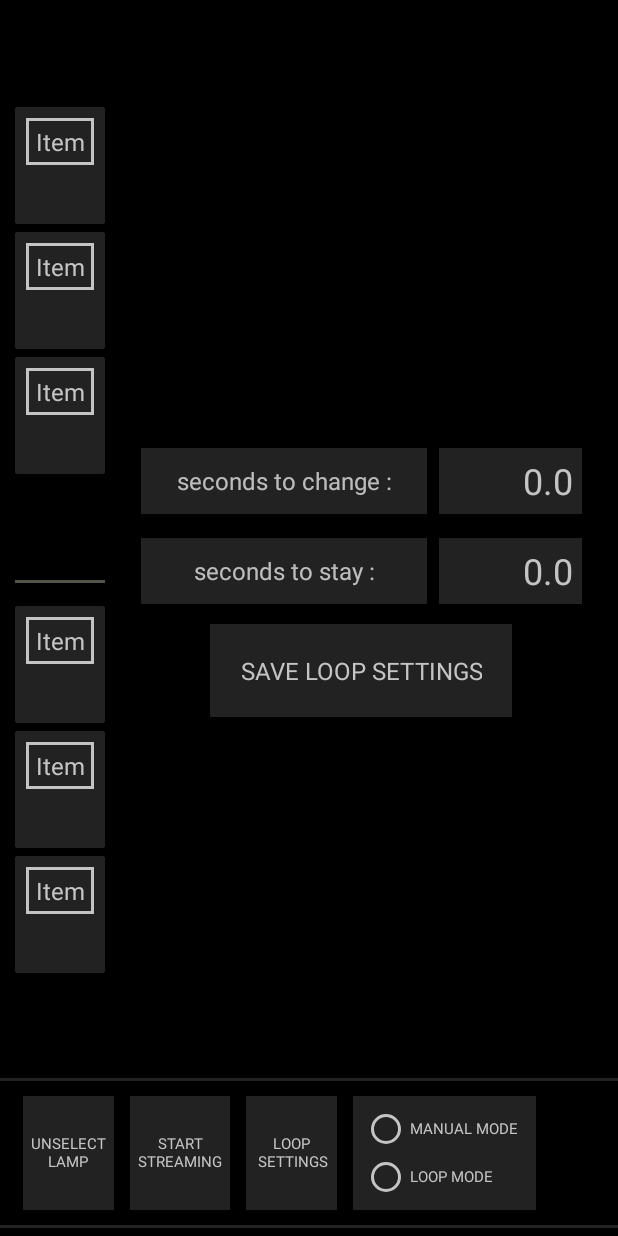
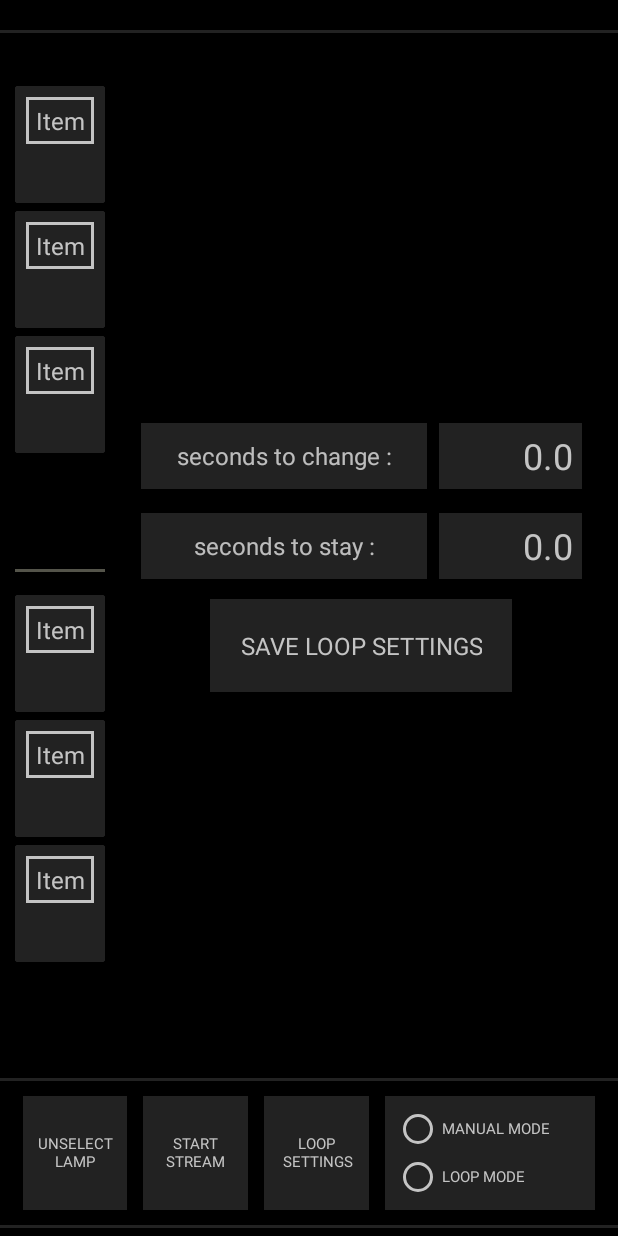
Before and after one commit to meuta/Dipolia, an Android app: the layout activity_local_mode.xml on its own in the app's theme, with its tools: preview values and no code run, on a phone screen of 412 x 824 dp. Run offline under Robolectric (Android 15) with nearby library versions, the phone set to English and light mode, and no system bars; network calls fail.

Commit message:
Optimised UI

```diff
--- a/app/src/main/res/layout/activity_local_mode.xml
+++ b/app/src/main/res/layout/activity_local_mode.xml
@@ -18,24 +18,18 @@
         android:orientation="vertical"
         tools:context=".activities.MainActivity">
 
-        <com.google.android.material.appbar.AppBarLayout
-            android:id="@+id/app_bar_layout"
+        <View
+            android:id="@+id/superior_divider"
             android:layout_width="match_parent"
-            android:layout_height="wrap_content"
-            android:theme="@style/AppTheme.AppBarOverlay"
+            android:layout_height="@dimen/view_buttons_divider_height"
+            android:background="@color/gray"
+            android:layout_marginVertical="20dp"
             app:layout_constraintBottom_toTopOf="@+id/rv_dipol_item_list"
             app:layout_constraintEnd_toEndOf="parent"
             app:layout_constraintStart_toStartOf="parent"
-            app:layout_constraintTop_toTopOf="parent">
+            app:layout_constraintTop_toTopOf="parent"
+            />
 
-            <androidx.appcompat.widget.Toolbar
-                android:id="@+id/toolbar_local_mode_activity"
-                android:layout_width="match_parent"
-                android:layout_height="?attr/actionBarSize"
-                android:background="@color/black"
-                app:popupTheme="@style/AppTheme.PopupOverlay"
-                app:titleTextColor="@color/colorHighlighted" />
-        </com.google.android.material.appbar.AppBarLayout>
 
 
         <androidx.recyclerview.widget.RecyclerView
@@ -48,7 +42,7 @@
             app:layout_constraintBottom_toTopOf="@+id/recycler_views_divider"
             app:layout_constraintEnd_toStartOf="@id/current_lamp_layout"
             app:layout_constraintStart_toStartOf="parent"
-            app:layout_constraintTop_toBottomOf="@+id/app_bar_layout"
+            app:layout_constraintTop_toBottomOf="@+id/superior_divider"
             app:layout_constraintVertical_chainStyle="spread_inside"
             tools:listitem="@layout/item_dipol" />
 
@@ -85,7 +79,7 @@
             app:layout_constraintBottom_toTopOf="@id/view_buttons_divider"
             app:layout_constraintEnd_toEndOf="parent"
             app:layout_constraintStart_toEndOf="@+id/rv_dipol_item_list"
-            app:layout_constraintTop_toBottomOf="@+id/app_bar_layout"
+            app:layout_constraintTop_toBottomOf="@+id/superior_divider"
             tools:visibility="visible">
 
             <TextView
@@ -390,7 +384,7 @@
             app:layout_constraintBottom_toTopOf="@id/view_buttons_divider"
             app:layout_constraintEnd_toEndOf="parent"
             app:layout_constraintStart_toEndOf="@+id/rv_dipol_item_list"
-            app:layout_constraintTop_toBottomOf="@+id/app_bar_layout"
+            app:layout_constraintTop_toBottomOf="@+id/superior_divider"
             tools:visibility="visible">
 
             <TextView
@@ -426,7 +420,7 @@
 
             app:layout_constraintEnd_toEndOf="parent"
             app:layout_constraintStart_toEndOf="@+id/rv_dipol_item_list"
-            app:layout_constraintTop_toBottomOf="@+id/app_bar_layout"
+            app:layout_constraintTop_toBottomOf="@+id/superior_divider"
             tools:visibility="visible">
 
             <LinearLayout
@@ -575,7 +569,6 @@
             android:layout_width="match_parent"
             android:layout_height="wrap_content"
             android:layout_margin="@dimen/layout_buttons_margin"
-            android:gravity="start"
             android:orientation="horizontal"
             android:visibility="visible"
             app:layout_constraintBottom_toTopOf="@id/view_buttons_divider_bottom"
@@ -587,8 +580,9 @@
 
             <TextView
                 android:id="@+id/btn_unselect"
-                android:layout_width="wrap_content"
+                android:layout_width="0dp"
                 android:layout_height="match_parent"
+                android:layout_weight="1"
                 android:layout_marginHorizontal="@dimen/button_margin_horizontal"
                 android:background="@color/colorPrimary"
                 android:foreground="?android:attr/selectableItemBackgroundBorderless"
@@ -601,8 +595,9 @@
 
             <TextView
                 android:id="@+id/btn_background_work"
-                android:layout_width="wrap_content"
+                android:layout_width="0dp"
                 android:layout_height="match_parent"
+                android:layout_weight="1"
                 android:layout_marginHorizontal="@dimen/button_margin_horizontal"
                 android:background="@color/colorPrimary"
                 android:foreground="?android:attr/selectableItemBackgroundBorderless"
@@ -616,8 +611,9 @@
 
             <TextView
                 android:id="@+id/btn_loop_settings"
-                android:layout_width="wrap_content"
+                android:layout_width="0dp"
                 android:layout_height="match_parent"
+                android:layout_weight="1"
                 android:layout_marginHorizontal="@dimen/button_margin_horizontal"
                 android:background="@color/colorPrimary"
                 android:foreground="?android:attr/selectableItemBackgroundBorderless"
@@ -631,8 +627,9 @@
                 />
 
             <RadioGroup
-                android:layout_width="wrap_content"
-                android:layout_height="wrap_content"
+                android:layout_width="0dp"
+                android:layout_height="match_parent"
+                android:layout_weight="2"
                 android:layout_marginHorizontal="@dimen/button_margin_horizontal"
                 android:background="@color/colorPrimary"
                 android:orientation="vertical"
--- a/app/src/main/res/values/strings.xml
+++ b/app/src/main/res/values/strings.xml
@@ -4,8 +4,8 @@
     <string name="refresh_list_btn">REMOVE\nNOT\nCONNECTED\nDIPOLS</string>
     <string name="please_select_the_lamp">please select the lamp</string>
     <string name="unselect_lamp">UNSELECT\nLAMP</string>
-    <string name="background_work_start">START\nSTREAMING</string>
-    <string name="background_work_stop">STOP\nSTREAMING</string>
+    <string name="background_work_start">START\nSTREAM</string>
+    <string name="background_work_stop">STOP\nSTREAM</string>
     <string name="save_lamp">SAVE\nLAMP</string>
     <string name="save_lamp_list">SAVE\n LAMP LIST</string>
     <string name="name_hint">name</string>
```
